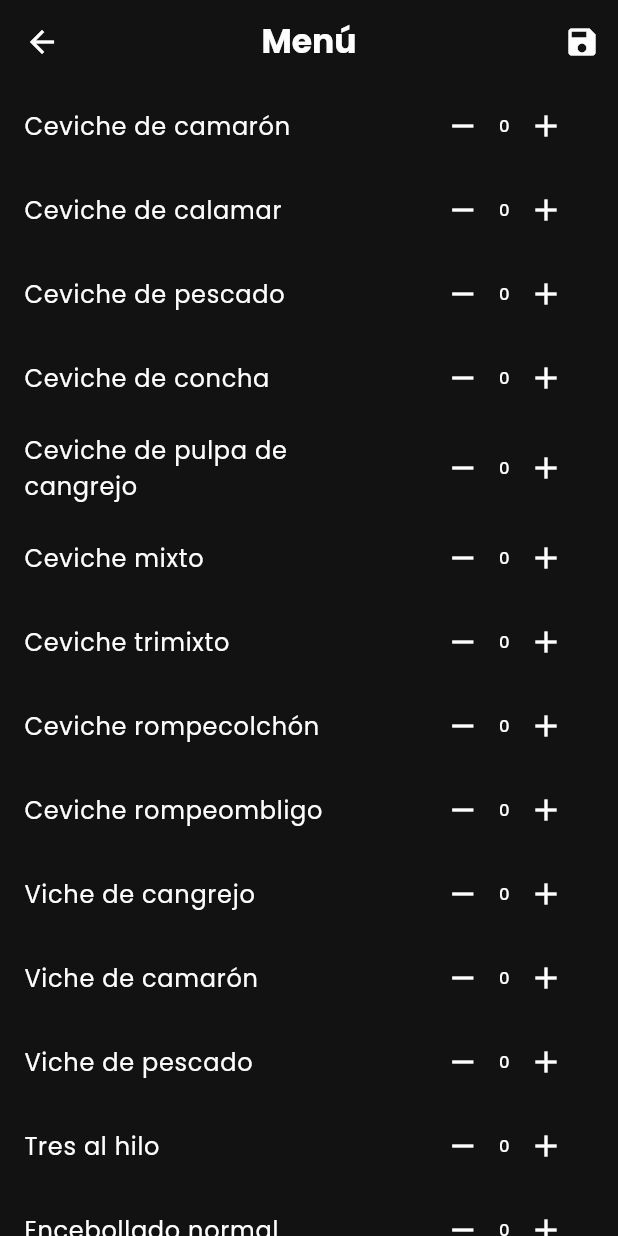
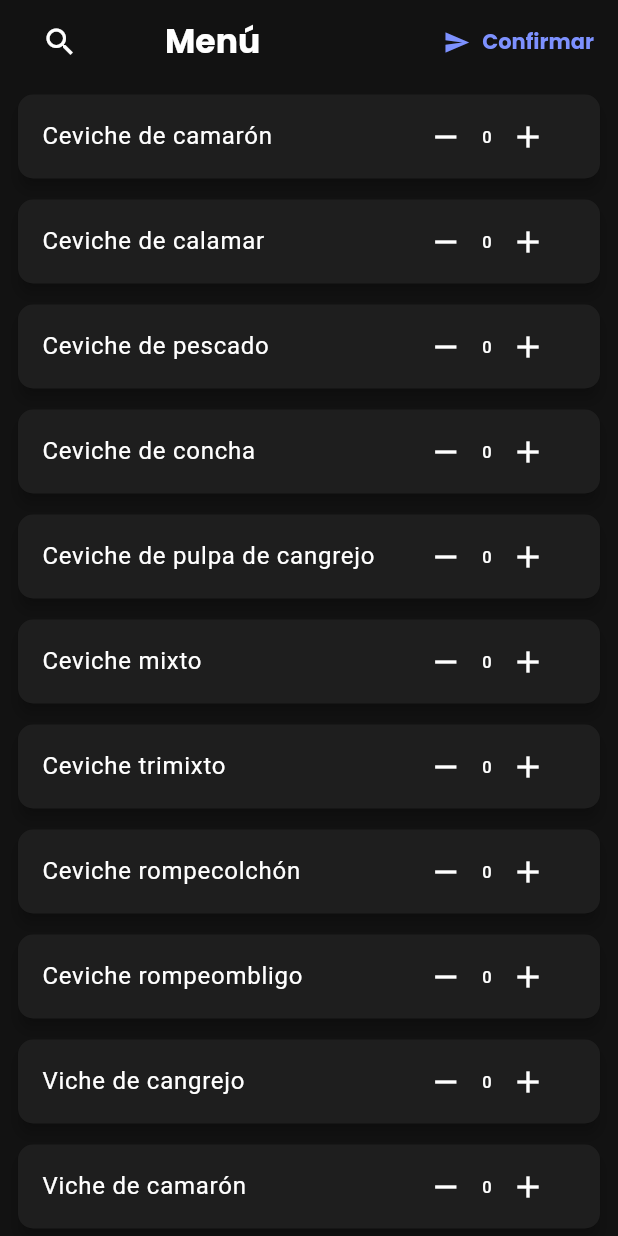
Before and after one commit to Erick-Calvache/cevicheria_app, a Flutter app: the MenuPage screen opened by its route, on a phone screen of 412 x 824 dp. Run offline on Flutter 3.47's test engine with Material 3 defaults, Android fonts, the phone set to English and light mode, and no system bars; our stand-ins replace audioplayers, cloud_firestore, device_info_plus, firebase_core, firebase_messaging, flutter_local_notifications and 4 more; accounts and stored records are empty.

Commit message:
creacion de filtro de busqueda

```diff
--- a/lib/pages/menu_page.dart
+++ b/lib/pages/menu_page.dart
@@ -1,3 +1,4 @@
+import 'package:cevicheria_app/theme.dart';
 import 'package:flutter/material.dart';
 import 'package:cloud_firestore/cloud_firestore.dart';
 import 'package:google_fonts/google_fonts.dart';
@@ -7,6 +8,7 @@ import 'package:firebase_messaging/firebase_messaging.dart';
 import 'package:shared_preferences/shared_preferences.dart';
 import 'package:uuid/uuid.dart';
 import 'dart:convert';
+import 'package:google_fonts/google_fonts.dart';
 import 'package:collection/collection.dart';
 import 'package:flutter_local_notifications/flutter_local_notifications.dart';
 import '../main.dart'; // si la instancia `flutterLocalNotificationsPlugin` está en main.dart
@@ -25,6 +27,9 @@ class MenuPage extends StatefulWidget {
 class _MenuPageState extends State<MenuPage> {
   final FirebaseFirestore _firestore = FirebaseFirestore.instance;
   final AudioPlayer player = AudioPlayer();
+  final TextEditingController _searchController = TextEditingController();
+  String _searchTerm = '';
+  bool _isSearching = false;
 
   List<Map<String, dynamic>> _menuItems = [
     {'nombre': 'Ceviche de camarón', 'cantidad': 0},
@@ -294,36 +299,146 @@ class _MenuPageState extends State<MenuPage> {
   }
 
   @override
+  void dispose() {
+    _searchController.dispose();
+    super.dispose();
+  }
+
+  @override
   Widget build(BuildContext context) {
+    final filteredItems =
+        _menuItems.where((item) {
+          return item['nombre'].toLowerCase().contains(_searchTerm);
+        }).toList();
+
     return Scaffold(
+      backgroundColor: AppTheme.backgroundColor,
       appBar: AppBar(
-        title: Text(
+        backgroundColor: AppTheme.backgroundColor,
+        elevation: 0,
+        scrolledUnderElevation: 0,
+        surfaceTintColor: Colors.transparent,
+        automaticallyImplyLeading: false,
+        title: Stack(
+          alignment: Alignment.center,
+          children: [
+            // Cuadro de búsqueda o botón de lupa alineado a la izquierda
+            Align(
+              alignment: Alignment.centerLeft,
+              child:
+                  _isSearching
+                      ? SizedBox(
+                        width: 580,
+                        height: 40,
+                        child: TextField(
+                          controller: _searchController,
+                          autofocus: true,
+                          onChanged: (value) {
+                            setState(() {
+                              _searchTerm = value.toLowerCase();
+                            });
+                          },
+                          decoration: InputDecoration(
+                            hintText: 'Buscar plato...',
+                            prefixIcon: const Icon(Icons.search),
+                            suffixIcon: IconButton(
+                              icon: const Icon(Icons.close),
+                              onPressed: () {
+                                setState(() {
+                                  _isSearching = false;
+                                  _searchTerm = '';
+                                  _searchController.clear();
+                                });
+                              },
+                            ),
+                            filled: true,
+                            fillColor: const Color.fromARGB(70, 0, 0, 0),
+                            contentPadding: const EdgeInsets.symmetric(
+                              horizontal: 10,
+                            ),
+                            border: OutlineInputBorder(
+                              borderRadius: BorderRadius.circular(10),
+                              borderSide: BorderSide.none,
+                            ),
+                          ),
+                        ),
+                      )
+                      : IconButton(
+                        icon: const Icon(Icons.search),
+                        onPressed: () {
+                          setState(() {
+                            _isSearching = true;
+                          });
+                        },
+                      ),
+            ),
+
+            // Título centrado, que no se mueve
+            Center(
+              child: Text(
                 'Menú',
                 style: GoogleFonts.poppins(fontWeight: FontWeight.bold),
               ),
-        actions: [
-          IconButton(icon: const Icon(Icons.save), onPressed: _guardarPedido),
+            ),
           ],
         ),
-      body: ListView.builder(
-        itemCount: _menuItems.length,
+        centerTitle: true,
+        actions: [
+          TextButton.icon(
+            label: Text(
+              'Confirmar',
+              style: GoogleFonts.poppins(fontWeight: FontWeight.bold),
+            ),
+            icon: const Icon(Icons.send),
+            onPressed: _guardarPedido,
+          ),
+        ],
+      ),
+
+      body:
+          filteredItems.isEmpty
+              ? Center(
+                child: Text(
+                  'No se encontraron platos',
+                  style: GoogleFonts.averiaSerifLibre(fontSize: 18),
+                ),
+              )
+              : ListView.builder(
+                itemCount: filteredItems.length,
                 itemBuilder: (context, index) {
-          final item = _menuItems[index];
-          return ListTile(
-            title: Text(item['nombre'], style: GoogleFonts.poppins()),
+                  final item = filteredItems[index];
+
+                  return Card(
+                    margin: const EdgeInsets.symmetric(
+                      horizontal: 12,
+                      vertical: 7,
+                    ),
+                    shape: RoundedRectangleBorder(
+                      borderRadius: BorderRadius.circular(10),
+                    ),
+                    elevation: 4,
+                    child: ListTile(
+                      title: Text(
+                        item['nombre'],
+                        style: GoogleFonts.averiaSerifLibre(),
+                      ),
                       trailing: Row(
                         mainAxisSize: MainAxisSize.min,
                         children: [
                           IconButton(
                             icon: const Icon(Icons.remove),
-                  onPressed: () => _restar(index),
+                            onPressed: () => _restar(_menuItems.indexOf(item)),
                           ),
-                Text('${item['cantidad']}', style: GoogleFonts.poppins()),
+                          Text(
+                            '${item['cantidad']}',
+                            style: GoogleFonts.averiaSerifLibre(),
+                          ),
                           IconButton(
                             icon: const Icon(Icons.add),
-                  onPressed: () => _sumar(index),
+                            onPressed: () => _sumar(_menuItems.indexOf(item)),
                           ),
                         ],
+                      ),
                     ),
                   );
                 },
--- a/pubspec.yaml
+++ b/pubspec.yaml
@@ -13,7 +13,7 @@ dependencies:
   cupertino_icons: ^1.0.8
   firebase_core: ^2.25.4
   cloud_firestore: ^4.15.4
-  google_fonts: ^6.1.0
+  google_fonts: ^6.2.1
   glassmorphism_ui: 0.3.0
   intl: ^0.18.1
   iconly: ^1.0.1
```
Lines whose indentation alone changed are shown as unchanged.
